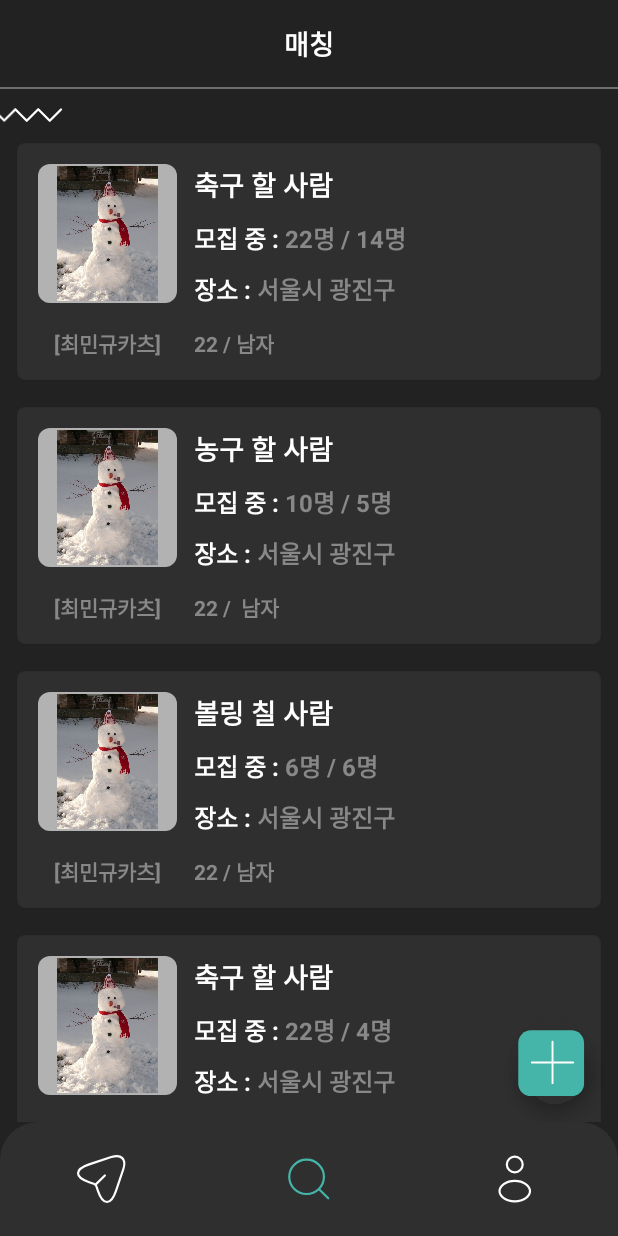
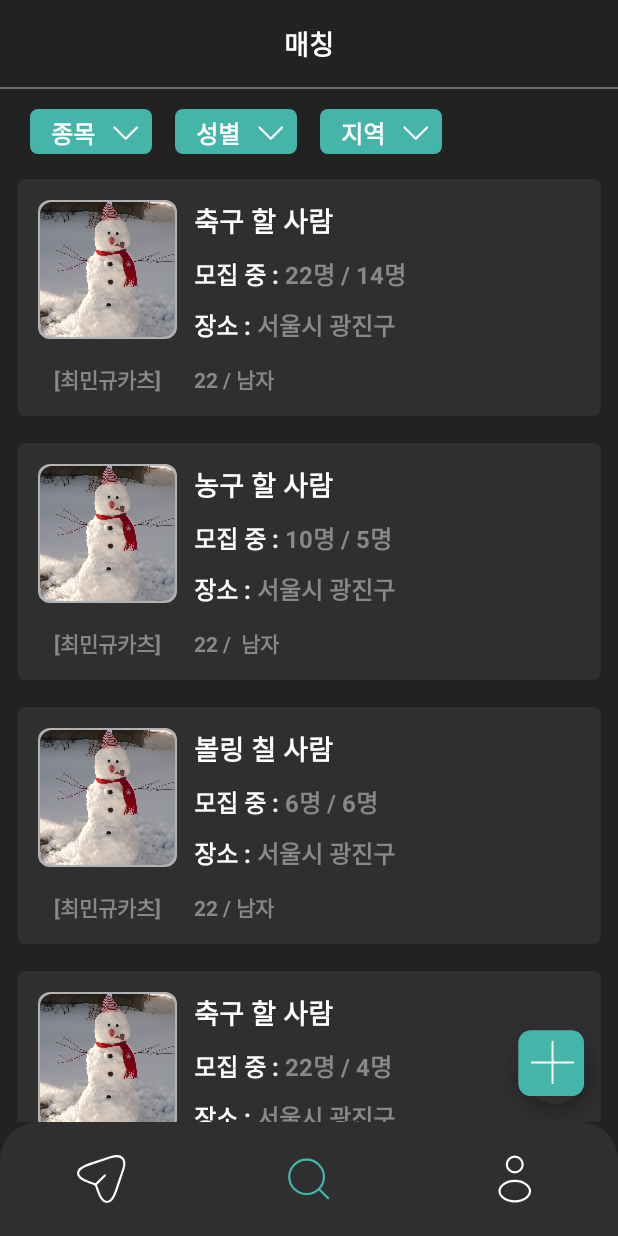
Before and after one commit to beom84/SportsBuddy, an Android app built with Jetpack Compose: the screen it shows after launch (MainActivity), on a phone screen of 412 x 824 dp. Run offline under Robolectric (Android 15) with nearby library versions, the phone set to English and light mode, and no system bars.

Commit message:
[feat] match list spinner

```diff
--- a/app/src/main/java/com/example/sportsbuddy/matchlist/Match.kt
+++ b/app/src/main/java/com/example/sportsbuddy/matchlist/Match.kt
@@ -2,6 +2,7 @@ package com.example.sportsbuddy.matchlist
 
 data class Match(
     val title: String,
+    val type: String,
     val maxCount: Int,
     val curCount: Int,
     val area: String,
--- a/app/src/main/java/com/example/sportsbuddy/matchlist/MatchListFragment.kt
+++ b/app/src/main/java/com/example/sportsbuddy/matchlist/MatchListFragment.kt
@@ -1,10 +1,13 @@
 package com.example.sportsbuddy.matchlist
 
 import android.os.Bundle
+import android.util.Log
 import androidx.fragment.app.Fragment
 import android.view.LayoutInflater
 import android.view.View
 import android.view.ViewGroup
+import android.widget.AdapterView
+import android.widget.ArrayAdapter
 import androidx.recyclerview.widget.LinearLayoutManager
 import androidx.recyclerview.widget.RecyclerView
 import com.example.sportsbuddy.R
@@ -15,6 +18,11 @@ class MatchListFragment : Fragment() {
     private val binding get() = _binding!!
 
     private lateinit var adapter : MatchListAdapter
+    private val list = mutableListOf<Match>()
+
+    private var selectedType = "종목"
+    private var selectedGender = "성별"
+    private var selectedArea = "지역"
 
     override fun onCreateView(
         inflater: LayoutInflater, container: ViewGroup?,
@@ -29,6 +37,61 @@ class MatchListFragment : Fragment() {
         super.onViewCreated(view, savedInstanceState)
 
         setLayoutManager()
+        initMatchItems()
+        initSpinner()
+    }
+
+    private fun initSpinner() {
+        val typeAdapter = ArrayAdapter.createFromResource(requireContext(), R.array.sport_types, R.layout.item_spinner)
+        typeAdapter.setDropDownViewResource(R.layout.item_dropdown)
+        binding.spnType.adapter = typeAdapter
+        binding.spnType.onItemSelectedListener = object : AdapterView.OnItemSelectedListener {
+            override fun onItemSelected(p0: AdapterView<*>?, p1: View?, p2: Int, p3: Long) {
+                selectedType = p0?.getItemAtPosition(p2) as String
+                filterList()
+                Log.d("buddy-match", "선택된 종목: $selectedType")
+            }
+
+            override fun onNothingSelected(p0: AdapterView<*>?) {
+            }
+        }
+
+        val genderAdapter = ArrayAdapter.createFromResource(requireContext(), R.array.gender_list, R.layout.item_spinner)
+        genderAdapter.setDropDownViewResource(R.layout.item_dropdown)
+        binding.spnGender.adapter = genderAdapter
+        binding.spnGender.onItemSelectedListener = object : AdapterView.OnItemSelectedListener {
+            override fun onItemSelected(p0: AdapterView<*>?, p1: View?, p2: Int, p3: Long) {
+                selectedGender = p0?.getItemAtPosition(p2) as String
+                filterList()
+                Log.d("buddy-match", "선택된 성별: $selectedGender")
+            }
+
+            override fun onNothingSelected(p0: AdapterView<*>?) {
+            }
+        }
+
+        val areaAdapter = ArrayAdapter.createFromResource(requireContext(), R.array.seoul_areas, R.layout.item_spinner)
+        areaAdapter.setDropDownViewResource(R.layout.item_dropdown)
+        binding.spnArea.adapter = areaAdapter
+        binding.spnArea.onItemSelectedListener = object : AdapterView.OnItemSelectedListener {
+            override fun onItemSelected(p0: AdapterView<*>?, p1: View?, p2: Int, p3: Long) {
+                selectedArea = p0?.getItemAtPosition(p2) as String
+                filterList()
+                Log.d("buddy-match", "선택된 지역: 서울시 $selectedArea")
+            }
+
+            override fun onNothingSelected(p0: AdapterView<*>?) {
+            }
+        }
+    }
+
+    private fun initMatchItems() {
+        list.addAll(listOf(
+            Match("축구 할 사람","축구",  14, 22, "서울시 광진구", "최민규카츠", 22, "남자"),
+            Match("농구 할 사람", "농구", 5, 10, "서울시 광진구", "최민규카츠", 22," 남자"),
+            Match("볼링 칠 사람", "볼링", 6, 6, "서울시 광진구", "최민규카츠", 22, "남자"),
+            Match("축구 할 사람", "축구", 4, 22, "서울시 광진구", "최민규카츠", 22, "남자")
+        ))
     }
 
     private fun setLayoutManager() {
@@ -36,12 +99,17 @@ class MatchListFragment : Fragment() {
 
         }
         binding.rvMatch.adapter = adapter
-        adapter.setItems(listOf(
-            Match("축구 할 사람", 14, 22, "서울시 광진구", "최민규카츠", 22, "남자"),
-            Match("농구 할 사람", 5, 10, "서울시 광진구", "최민규카츠", 22," 남자"),
-            Match("볼링 칠 사람", 6, 6, "서울시 광진구", "최민규카츠", 22, "남자"),
-            Match("축구 할 사람", 4, 22, "서울시 광진구", "최민규카츠", 22, "남자")
-        ))
+        adapter.setItems(list)
+    }
+
+    private fun filterList() {
+        val filteredList = mutableListOf<Match>()
+        filteredList.addAll(list)
+        if (selectedType != "종목") filteredList.removeIf { it.type != selectedType }
+        if (selectedGender != "성별") filteredList.removeIf { it.userGender != selectedGender }
+        if (selectedArea != "지역") filteredList.removeIf { it.area != "서울시 $selectedArea" }
+        Log.d("buddy-match", filteredList.toString())
+        adapter.setItems(filteredList)
     }
 
     override fun onDestroyView() {
--- a/app/src/main/res/drawable/shape_rect8_outline.xml
+++ b/app/src/main/res/drawable/shape_rect8_outline.xml
@@ -1,5 +1,5 @@
 <?xml version="1.0" encoding="utf-8"?>
 <shape android:shape="rectangle"
     xmlns:android="http://schemas.android.com/apk/res/android">
-    <corners android:radius="5dp" />
+    <corners android:radius="8dp" />
 </shape>
--- a/app/src/main/res/layout/fragment_match_list.xml
+++ b/app/src/main/res/layout/fragment_match_list.xml
@@ -44,7 +44,7 @@
         android:paddingStart="14dp"
         app:layout_constraintStart_toStartOf="parent"
         app:layout_constraintTop_toBottomOf="@id/divider"
-        android:paddingEnd="30dp"
+        android:paddingEnd="38dp"
         />
 
     <ImageView
@@ -71,7 +71,7 @@
         android:paddingStart="14dp"
         app:layout_constraintStart_toEndOf="@id/spn_type"
         app:layout_constraintTop_toTopOf="@id/spn_type"
-        android:paddingEnd="30dp"
+        android:paddingEnd="38dp"
         />
 
     <ImageView
@@ -98,7 +98,7 @@
         android:paddingStart="14dp"
         app:layout_constraintStart_toEndOf="@id/spn_gender"
         app:layout_constraintTop_toTopOf="@id/spn_gender"
-        android:paddingEnd="30dp"
+        android:paddingEnd="38dp"
         />
 
     <ImageView
--- /dev/null
+++ b/app/src/main/res/layout/item_dropdown.xml
@@ -0,0 +1,9 @@
+<?xml version="1.0" encoding="utf-8"?>
+<androidx.appcompat.widget.AppCompatTextView
+    xmlns:android="http://schemas.android.com/apk/res/android"
+    android:id="@+id/spinner_tv"
+    android:layout_width="match_parent"
+    android:layout_height="wrap_content"
+    android:textColor="@color/black"
+    android:padding="8dp"
+    android:textSize="16sp" />
--- a/app/src/main/res/layout/item_match.xml
+++ b/app/src/main/res/layout/item_match.xml
@@ -11,7 +11,6 @@
         android:id="@+id/ll_thumbnail"
         android:layout_width="wrap_content"
         android:layout_height="wrap_content"
-        android:scaleType="centerCrop"
         app:layout_constraintTop_toTopOf="parent"
         app:layout_constraintStart_toStartOf="parent"
         android:background="@drawable/shape_rect8_grey_thumbnail_background">
@@ -20,6 +19,7 @@
             android:layout_width="90dp"
             android:layout_height="90dp"
             android:layout_margin="1dp"
+            android:scaleType="centerCrop"
             android:background="@drawable/shape_rect8_outline"
             />
     </LinearLayout>
--- /dev/null
+++ b/app/src/main/res/layout/item_spinner.xml
@@ -0,0 +1,9 @@
+<?xml version="1.0" encoding="utf-8"?>
+<androidx.appcompat.widget.AppCompatTextView
+    xmlns:android="http://schemas.android.com/apk/res/android"
+    android:id="@+id/spinner_tv"
+    android:layout_width="match_parent"
+    android:layout_height="wrap_content"
+    android:textColor="@color/white"
+    android:textStyle="bold"
+    android:textSize="16sp" />
--- /dev/null
+++ b/app/src/main/res/values/arrays.xml
@@ -0,0 +1,48 @@
+<?xml version="1.0" encoding="utf-8"?>
+<resources>
+    <string-array name="sport_types">
+        <item>종목</item>
+        <item>헬스</item>
+        <item>풋살</item>
+        <item>축구</item>
+        <item>농구</item>
+        <item>런닝</item>
+        <item>탁구</item>
+        <item>볼링</item>
+        <item>골프</item>
+        <item>싸이클</item>
+    </string-array>
+    <string-array name="gender_list">
+        <item>성별</item>
+        <item>남자</item>
+        <item>여자</item>
+    </string-array>
+    <string-array name="seoul_areas">
+        <item>지역</item>
+        <item>강남구</item>
+        <item>강동구</item>
+        <item>강북구</item>
+        <item>강서구</item>
+        <item>관악구</item>
+        <item>광진구</item>
+        <item>구로구</item>
+        <item>금천구</item>
+        <item>노원구</item>
+        <item>도봉구</item>
+        <item>동대문구</item>
+        <item>동작구</item>
+        <item>마포구</item>
+        <item>서대문구</item>
+        <item>서초구</item>
+        <item>성동구</item>
+        <item>성북구</item>
+        <item>송파구</item>
+        <item>양천구</item>
+        <item>영등포구</item>
+        <item>용산구</item>
+        <item>은평구</item>
+        <item>종로구</item>
+        <item>중구</item>
+        <item>중랑구</item>
+    </string-array>
+</resources>
```
